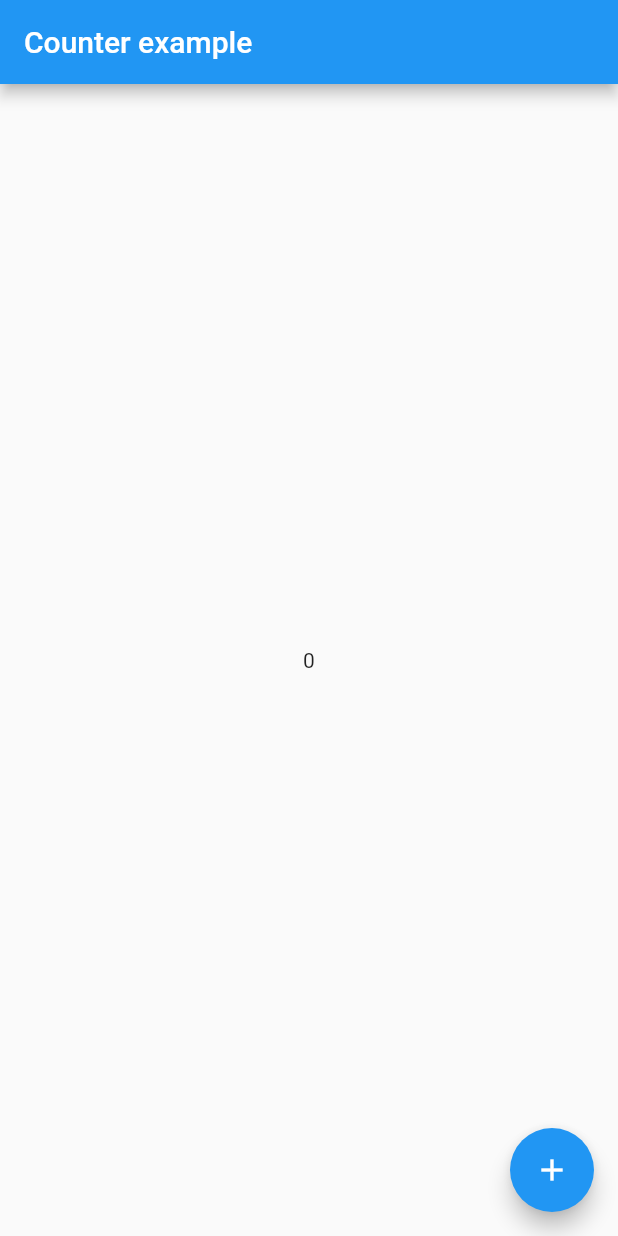
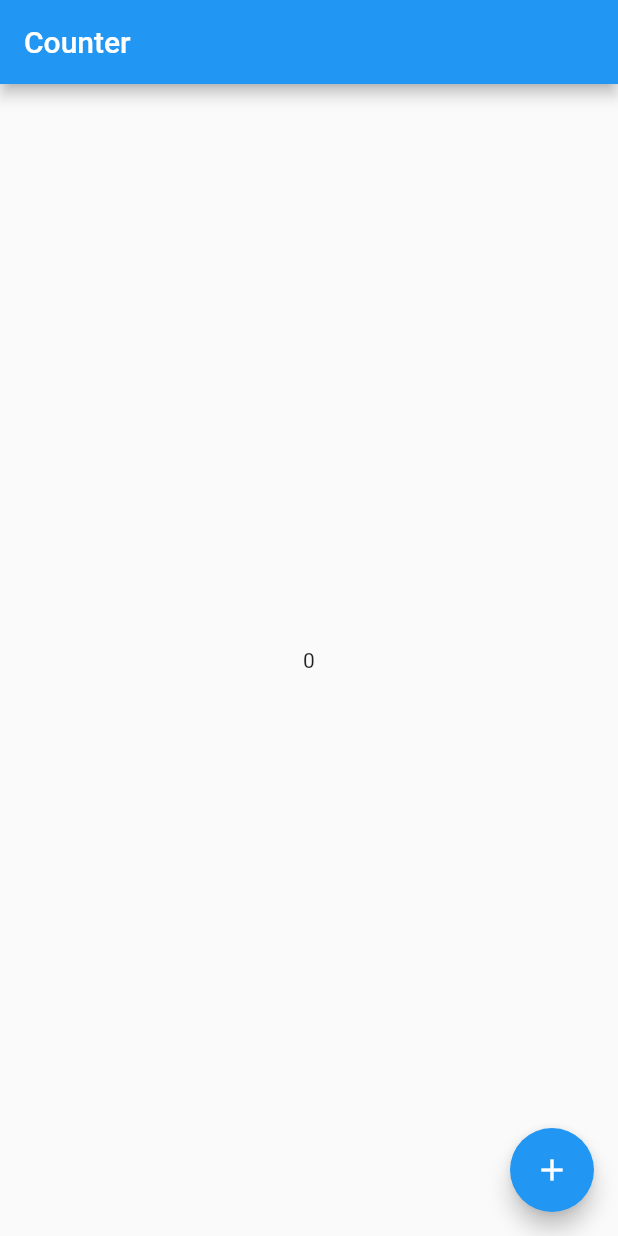
Before and after one commit to yorinorikeisuke/counter-app, a Flutter app: the screen it shows after launch, on a phone screen of 412 x 824 dp. Run offline on Flutter 3.47's test engine with Material 2 defaults, Android fonts, the phone set to English and light mode, and no system bars; our stand-ins replace flutter_riverpod.

Commit message:
テキスト変更

```diff
--- a/lib/main.dart
+++ b/lib/main.dart
@@ -26,7 +26,7 @@ class Home extends ConsumerWidget {
   @override
   Widget build(BuildContext context, WidgetRef ref) {
     return Scaffold(
-      appBar: AppBar(title: const Text('Counter example')),
+      appBar: AppBar(title: const Text('Counter')),
       body: Center(
         // Consumer is a widget that allows you reading providers.
         child: Consumer(builder: (context, ref, _) {
```
